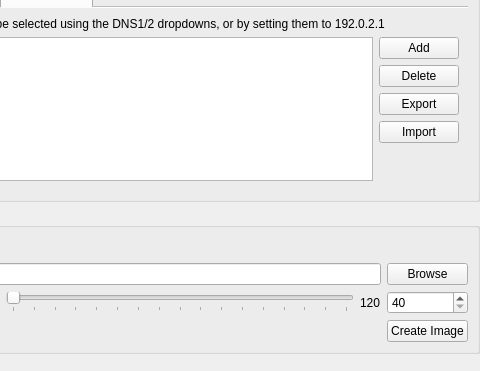
Qt form pcsx2-qt/Settings/DEV9SettingsWidget.ui (PCSX2/pcsx2) before a commit; both pictures show x 120 to 600 and y 129 to 500 of the 600 by 500 pixel window.
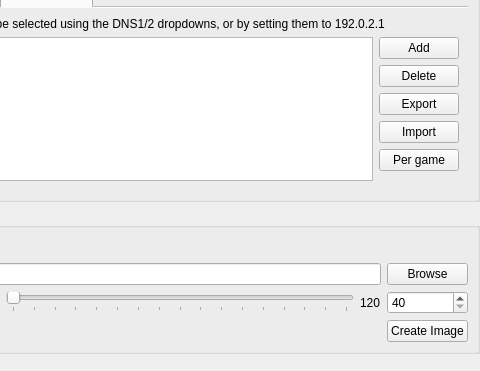
The same form after that commit. The open tabs and pages were chosen to show the change.

Commit message: DEV9: Add per game host list support

```diff
--- a/pcsx2-qt/Settings/DEV9SettingsWidget.ui
+++ b/pcsx2-qt/Settings/DEV9SettingsWidget.ui
@@ -206,6 +206,13 @@
               </property>
              </widget>
             </item>
+            <item>
+             <widget class="QPushButton" name="ethHostPerGame">
+              <property name="text">
+               <string>Per game</string>
+              </property>
+             </widget>
+            </item>
             <item>
              <spacer name="verticalSpacer_2">
               <property name="orientation">
```
The commit also changes 2 other files.
